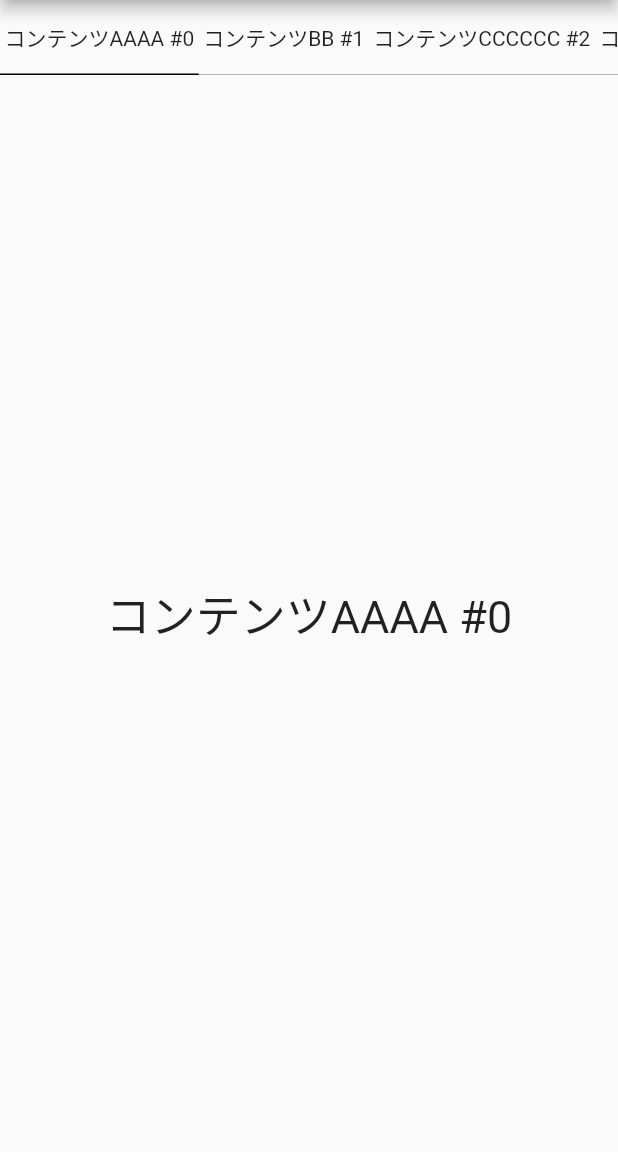
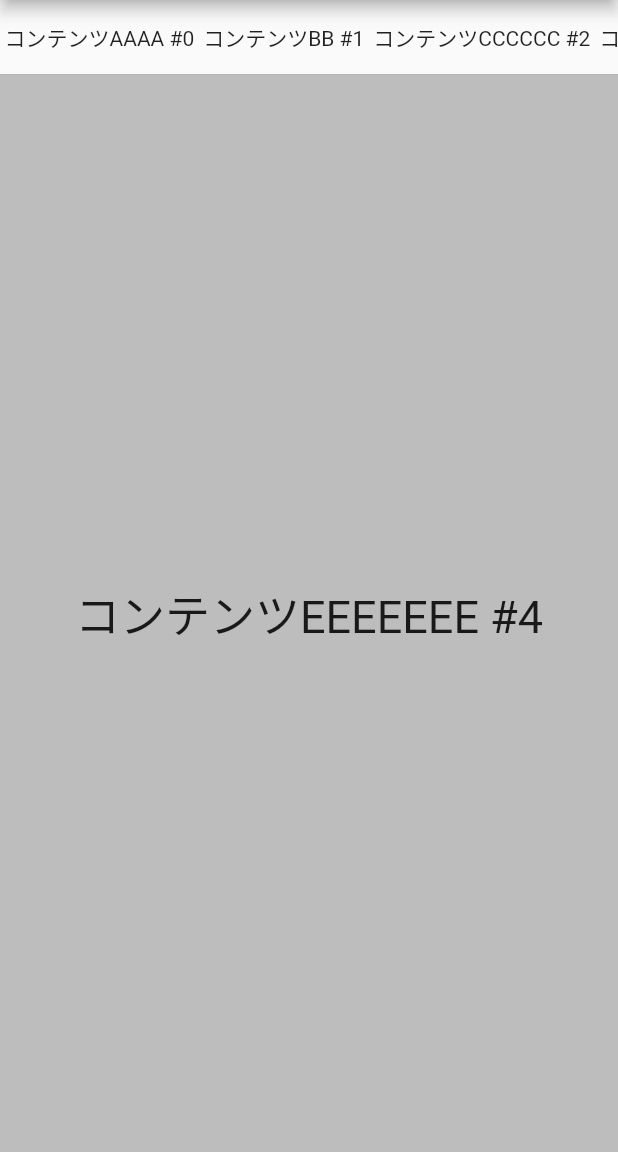
Before and after one commit to thaitani/flutter_infinite_scroll_tab, a Flutter app: the screen it shows after launch, on a phone screen of 412 x 824 dp, the part 84-1236 px from its top. Run offline on Flutter 3.47's test engine with Material 2 defaults, Android fonts, the phone set to English and light mode, and no system bars; drawn by our look-alikes of scroll_to_index.

Commit message:
初期化処理ドラフト

```diff
--- a/lib/main.dart
+++ b/lib/main.dart
@@ -22,12 +22,13 @@ class MyApp extends StatelessWidget {
   }
 }
 
-const contents = [
+const _contents = [
   'コンテンツAAAA',
   'コンテンツBB',
   'コンテンツCCCCCC',
   'コンテンツD',
   'コンテンツEEEEEEE',
+  'コンテンツFFFFF'
 ];
 
 class HomePage extends StatelessWidget {
@@ -55,11 +56,11 @@ class __ContentState extends State<_Content> {
   late AutoScrollController _tabScrollController;
   late ScrollController _pageScrollController;
 
-  int _selectIndex = 0;
+  int _selectIndex = 4;
   bool _isTapScrolling = false;
 
-  int _convertContentIndex(int index) {
-    return index % contents.length;
+  String _convertContent(int index) {
+    return _contents[index % _contents.length];
   }
 
   double getPageFromPixels(double pixels, double viewportDimension) {
@@ -75,7 +76,8 @@ class __ContentState extends State<_Content> {
         _selectIndex,
         preferPosition: AutoScrollPosition.middle,
       );
-    _pageScrollController = ScrollController()
+    _pageScrollController =
+        ScrollController(initialScrollOffset: 375.0 * _selectIndex)
           ..addListener(() {
             if (_isTapScrolling) {
               return;
@@ -146,7 +148,7 @@ class __ContentState extends State<_Content> {
           child: Padding(
             padding: const EdgeInsets.all(3),
             child: Tab(
-              text: '${contents[_convertContentIndex(index)]} #$index',
+              text: '${_convertContent(index)} #$index',
             ),
           ),
         ),
@@ -158,12 +160,12 @@ class __ContentState extends State<_Content> {
     required BuildContext context,
     required int index,
   }) {
-    final contentIndex = index % contents.length;
+    final contentIndex = index % _contents.length;
     return Container(
       alignment: Alignment.center,
       color: Colors.grey[contentIndex * 100],
       child: Text(
-        '${contents[contentIndex]} #$index',
+        '${_convertContent(index)} #$index',
         style: const TextStyle(fontSize: 30),
       ),
     );
```
Lines whose indentation alone changed are shown as unchanged.
